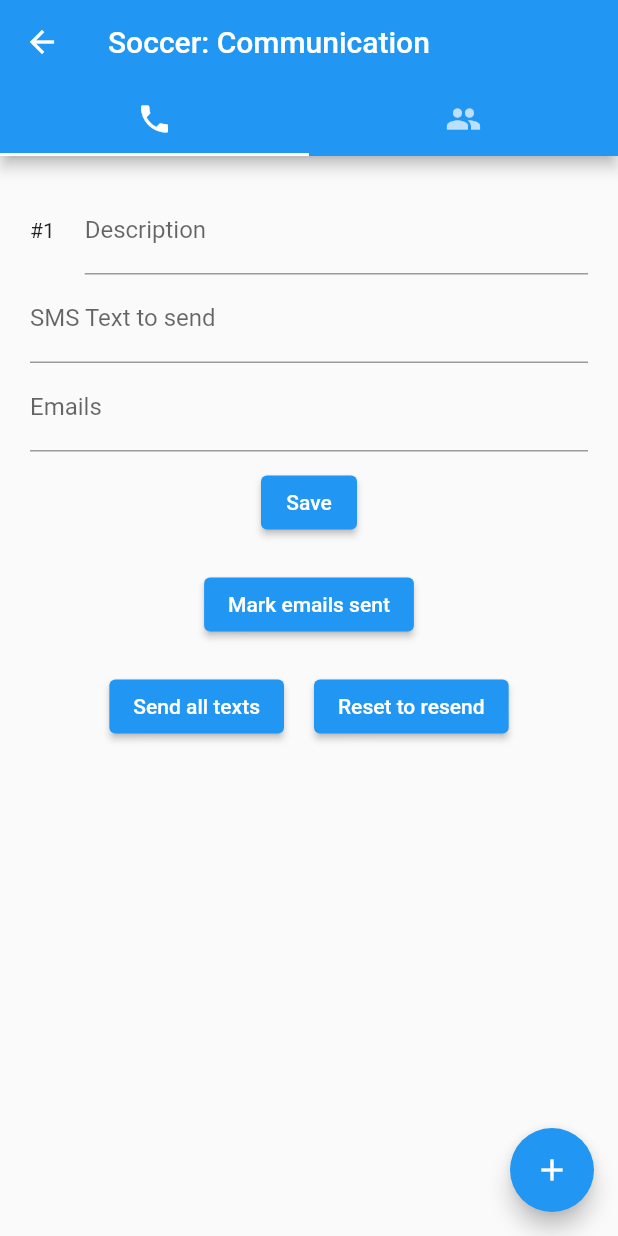
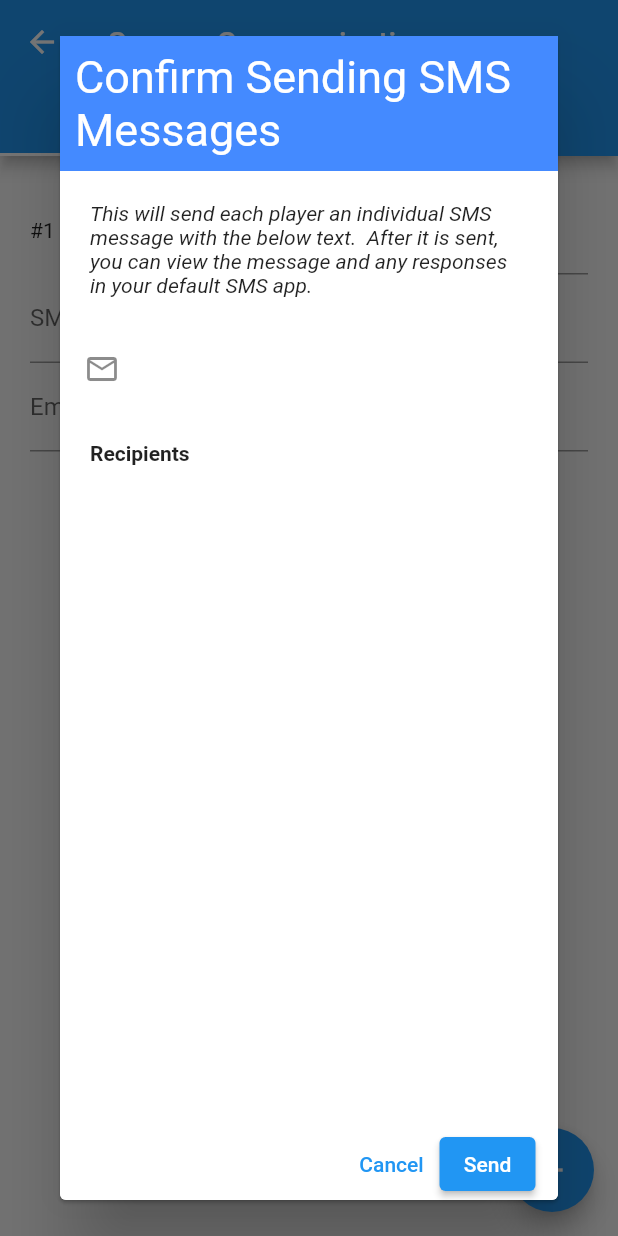
Before and after one commit to digitaleagle/soccer, a Flutter app: the CommunicationMain screen opened directly with empty values, after a tap on "Save", after a tap on "Send all texts", on a phone screen of 412 x 824 dp. Run offline on Flutter 3.47's test engine with Material 2 defaults, Android fonts, the phone set to English and light mode, and no system bars; our stand-ins replace flutter_speed_dial, get_it, google_sign_in, googleapis_auth, grouped_list, material_floating_search_bar and 1 more; missing offline and left inert: googleapis, reflectable, telephony; accounts and stored records are empty; statements that could not run were skipped.

Commit message:
Address SMS Confirm dialog

```diff
--- /dev/null
+++ b/lib/pages/communication/send_sms_dialog.dart
@@ -0,0 +1,91 @@
+import 'package:flutter/material.dart';
+import 'package:soccer/data/CommunicationItem.dart';
+
+class SendSMSDialog extends Dialog {
+  SendSMSDialog({required BuildContext context, required String communicationText, required List<CommunicationItem> addressList}) : super(
+        child: Card(
+          margin: EdgeInsets.all(0),
+          child: Column(
+            crossAxisAlignment: CrossAxisAlignment.stretch,
+            children: [
+              Container(
+                padding: EdgeInsets.all(10),
+                color: Colors.blueAccent,
+                child: Text("Confirm Sending SMS Messages",
+                  style: TextStyle(
+                    fontSize: 30,
+                    color: Colors.white,
+                  ),
+                ),
+              ),
+              Container(
+                padding: EdgeInsets.all(20),
+                child: Text("This will send each player an individual SMS message with the below text.  After it is sent, you can view the message and any responses in your default SMS app.",
+                style: TextStyle(fontStyle: FontStyle.italic),),
+              ),
+              ListTile(
+                leading: const Icon(Icons.mail_outline),
+                title: Text(communicationText),
+              ),
+              Container(
+                padding: EdgeInsets.all(20),
+                child: Text("Recipients",
+                style: TextStyle(
+                  fontWeight: FontWeight.bold,
+                ),),
+              ),
+              Flexible(
+                child: ListView.builder(
+                  itemCount: addressList.length,
+                  itemBuilder: (context, index) {
+                    var item = addressList[index];
+                    var player = item.player;
+                    var name = "";
+                    if(player != null) {
+                      name = " (${player.name})";
+                    }
+                    return ListTile(
+                      leading: const Icon(Icons.phone),
+                      title: Text("${item.address}$name"),
+                    );
+                  },
+                ),
+              ),
+              Container(
+                padding: EdgeInsets.fromLTRB(0, 0, 15, 0),
+                child: Row(
+                  mainAxisAlignment: MainAxisAlignment.end,
+                  children: <Widget>[
+                    TextButton(onPressed: () {
+                      Navigator.pop(context, SendSMSDialogResult.sendText);
+                    }, child: const Text("Cancel")),
+                    ElevatedButton(onPressed: () {
+                      Navigator.pop(context, SendSMSDialogResult.sendText);
+                    }, child: Text("Send"))
+                  ],
+                ),
+              )
+            ],
+          ),
+        )
+  );
+
+  static Future<SendSMSDialogResult?> showSMSDialog(
+      {required BuildContext context, required String communicationText, required List<CommunicationItem> addressList}) async {
+    return showDialog<SendSMSDialogResult>(
+      context: context,
+      builder: (BuildContext context) {
+        return SendSMSDialog(
+          context: context,
+          communicationText: communicationText,
+          addressList: addressList,
+        );
+      },
+    );
+  }
+}
+
+enum SendSMSDialogResult {
+  sendText,
+  cancel
+}
--- a/lib/pages/main/CommunicationMain.dart
+++ b/lib/pages/main/CommunicationMain.dart
@@ -4,6 +4,7 @@ import 'package:soccer/data/Communication.dart';
 import 'package:soccer/data/CommunicationItem.dart';
 import 'package:soccer/data/CommunicationPlayer.dart';
 import 'package:soccer/nav/args/CommunicationArgs.dart';
+import 'package:soccer/pages/communication/send_sms_dialog.dart';
 import 'package:soccer/pages/main/AddCommunicationScreen.dart';
 import 'package:soccer/pages/main/CommunicationItemScreen.dart';
 import 'package:soccer/service/StorageService.dart';
@@ -130,18 +131,41 @@ class _CommunicationMainState extends State<CommunicationMain> {
                                     padding: EdgeInsets.all(10),
                                     child: ElevatedButton(
                                         onPressed: () async {
+                                          final Telephony telephony = Telephony.instance;
 
-                                          final Telephony telephony = Telephony.instance;
+                                          List<CommunicationItem> addressList = <CommunicationItem>[];
+                                          var items = await communication.items;
+                                          for(var playerItem in items) {
+                                            for(var item in playerItem.items) {
+                                              if(item.isText) {
+                                                addressList.add(item);
+                                              }
+                                            }
+                                          }
+
+                                          // Show dialog to confirm
+                                          if((await SendSMSDialog.showSMSDialog(
+                                            context: context,
+                                            communicationText: communication.text,
+                                            addressList: addressList,
+                                          )) == SendSMSDialogResult.sendText) {
+                                            print("Should send!!");
+                                          }
+
                                           bool? permissionsGranted = await telephony.requestPhoneAndSmsPermissions;
+                                          if(!(permissionsGranted ?? false)) {
+                                            ScaffoldMessenger.of(context)
+                                                .showSnackBar(SnackBar(
+                                                content: Text("Permission not granted ...")));
+                                            return;
+                                          }
 
                                           ScaffoldMessenger.of(context)
                                               .showSnackBar(SnackBar(
                                               content: Text("Sending texts to everyone ...")));
 
-                                          var items = await communication.items;
-                                          for(var playerItem in items) {
-                                            for(var item in playerItem.items) {
-                                              if(item.isText) {
+                                          //  send the messages
+                                          for(var item in addressList) {
                                             if(communication.text.length > 160) {
                                               telephony.sendSms(
                                                 to: item.address,
@@ -153,9 +177,7 @@ class _CommunicationMainState extends State<CommunicationMain> {
                                                   to: item.address,
                                                   message: communication.text);
                                             }
-                                              }
                                             item.sent = true;
-                                            }
                                           }
 
                                           save(communication);
@@ -178,7 +200,7 @@ class _CommunicationMainState extends State<CommunicationMain> {
 
                                           ScaffoldMessenger.of(context)
                                               .showSnackBar(SnackBar(
-                                              content: Text("Reseting ...")));
+                                              content: Text("Resetting ...")));
 
                                           var items = await communication.items;
                                           for(var playerItem in items) {
```
Lines whose indentation alone changed are shown as unchanged.
